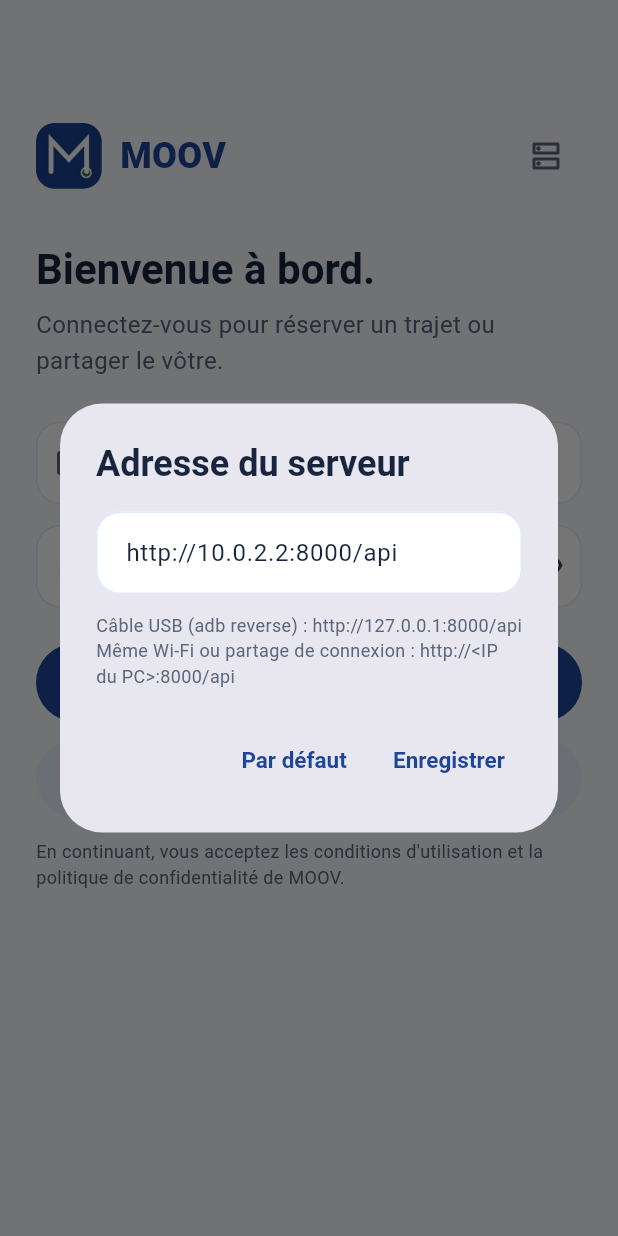
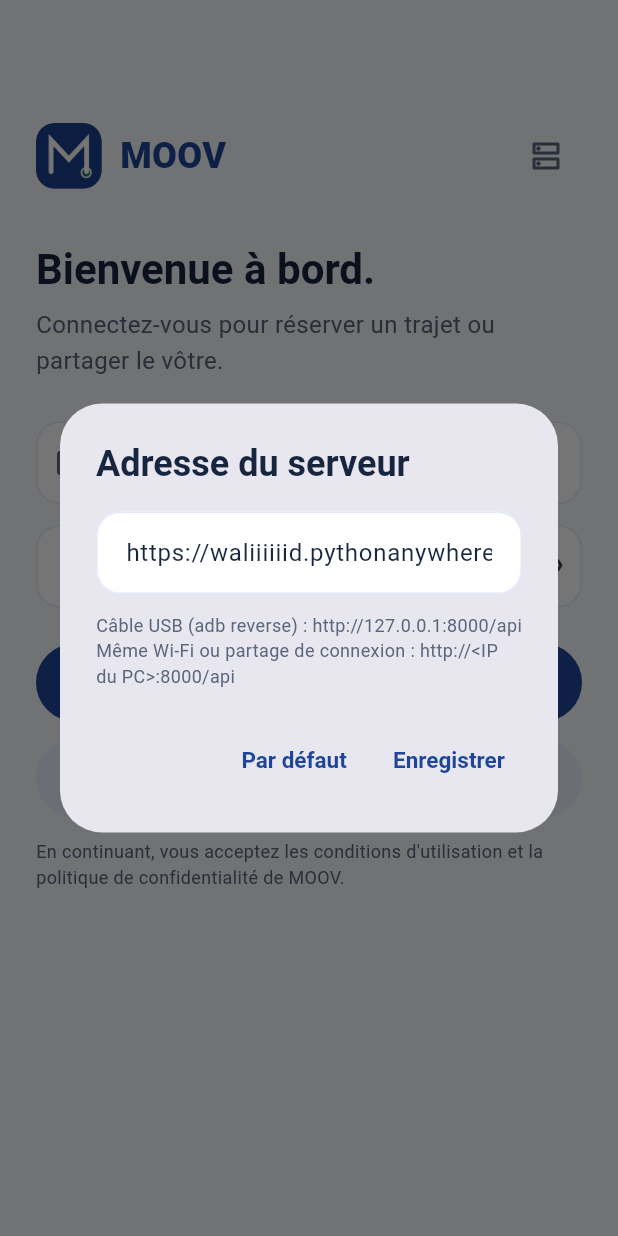
Before and after one commit to alallouchwaliid/moov, a Flutter app: the LoginScreen screen opened directly, after a tap on the "dns" icon, on a phone screen of 412 x 824 dp. Run offline on Flutter 3.47's test engine with Material 3 defaults, Android fonts, the phone set to English and light mode, and no system bars; our stand-ins replace flutter_secure_storage, image_picker; accounts and stored records are empty; network calls fail.

Commit message:
App mobile : serveur en ligne par défaut (waliiiiiid.pythonanywhere.com)

```diff
--- a/mobile/lib/config.dart
+++ b/mobile/lib/config.dart
@@ -1,6 +1,7 @@
 /// Adresse de l'API Django.
 ///
-/// - Émulateur Android : http://10.0.2.2:8000/api (valeur par défaut)
+/// - Serveur en ligne (PythonAnywhere) : valeur par défaut
+/// - Émulateur Android + serveur local : http://10.0.2.2:8000/api
 /// - Simulateur iOS / Web / Windows : http://127.0.0.1:8000/api
 /// - Téléphone réel : http://<IP du PC sur le Wi-Fi>:8000/api
 ///
@@ -8,5 +9,5 @@
 ///   flutter run --dart-define=API_URL=http://192.168.1.20:8000/api
 const String apiBaseUrl = String.fromEnvironment(
   'API_URL',
-  defaultValue: 'http://10.0.2.2:8000/api',
+  defaultValue: 'https://waliiiiiid.pythonanywhere.com/api',
 );
```
Also changed, not shown: 1 other file.
